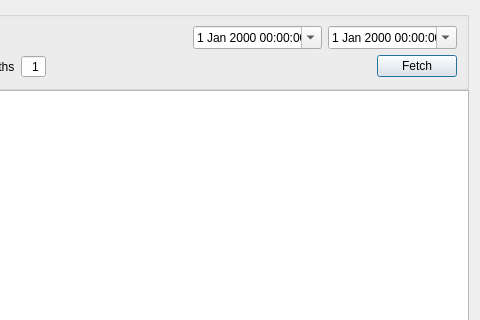
First picture: the form in partner_heat/partnerheatdialog.ui, repository ytxerp/ytx-client, before the edit; both pictures show x 392 to 872 and y 0 to 320 of the 872 by 459 pixel window.
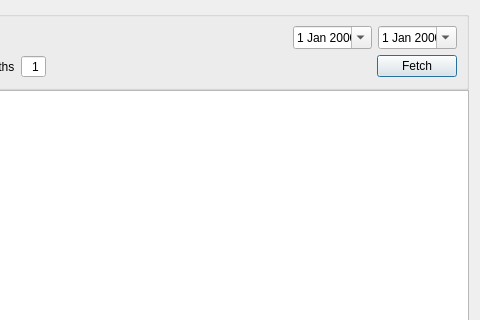
Second picture: the form after the edit. Custom widgets are drawn as their Qt base class.

```diff
--- a/partner_heat/partnerheatdialog.ui
+++ b/partner_heat/partnerheatdialog.ui
@@ -152,7 +152,7 @@
          </spacer>
         </item>
         <item>
-         <widget class="DateTimeEdit" name="dateTimeEditStart">
+         <widget class="DateEdit" name="dateEditStart">
           <property name="buttonSymbols">
            <enum>QAbstractSpinBox::ButtonSymbols::NoButtons</enum>
           </property>
@@ -162,7 +162,7 @@
          </widget>
         </item>
         <item>
-         <widget class="DateTimeEdit" name="dateTimeEditEnd">
+         <widget class="DateEdit" name="dateEditEnd">
           <property name="buttonSymbols">
            <enum>QAbstractSpinBox::ButtonSymbols::NoButtons</enum>
           </property>
@@ -183,9 +183,9 @@
  </widget>
  <customwidgets>
   <customwidget>
-   <class>DateTimeEdit</class>
-   <extends>QDateTimeEdit</extends>
-   <header location="global">widget/datetimeedit.h</header>
+   <class>DateEdit</class>
+   <extends>QDateEdit</extends>
+   <header location="global">widget/dateedit.h</header>
   </customwidget>
  </customwidgets>
  <tabstops>
```
Left out of the diff: 4 changed lines with no effect on the pictures.
